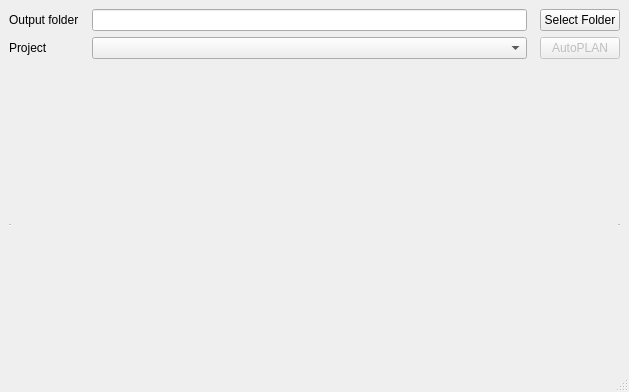
Above: AutoCADDB/planningtable.ui from DB-Netz-AutomatedPlanning/AutoPlan-QT before the change. Below: the same form after it.
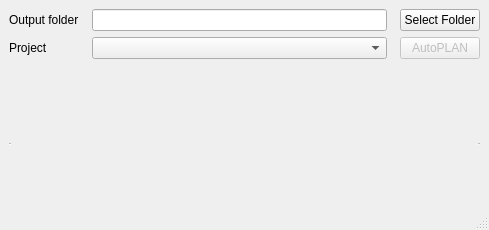
That is the form after the change.

```diff
--- a/AutoCADDB/planningtable.ui
+++ b/AutoCADDB/planningtable.ui
@@ -9,8 +9,8 @@
    <rect>
     <x>0</x>
     <y>0</y>
-    <width>629</width>
-    <height>392</height>
+    <width>489</width>
+    <height>230</height>
    </rect>
   </property>
   <property name="windowTitle">
```
Left out of the diff: 2 changed lines with no effect on the pictures.
